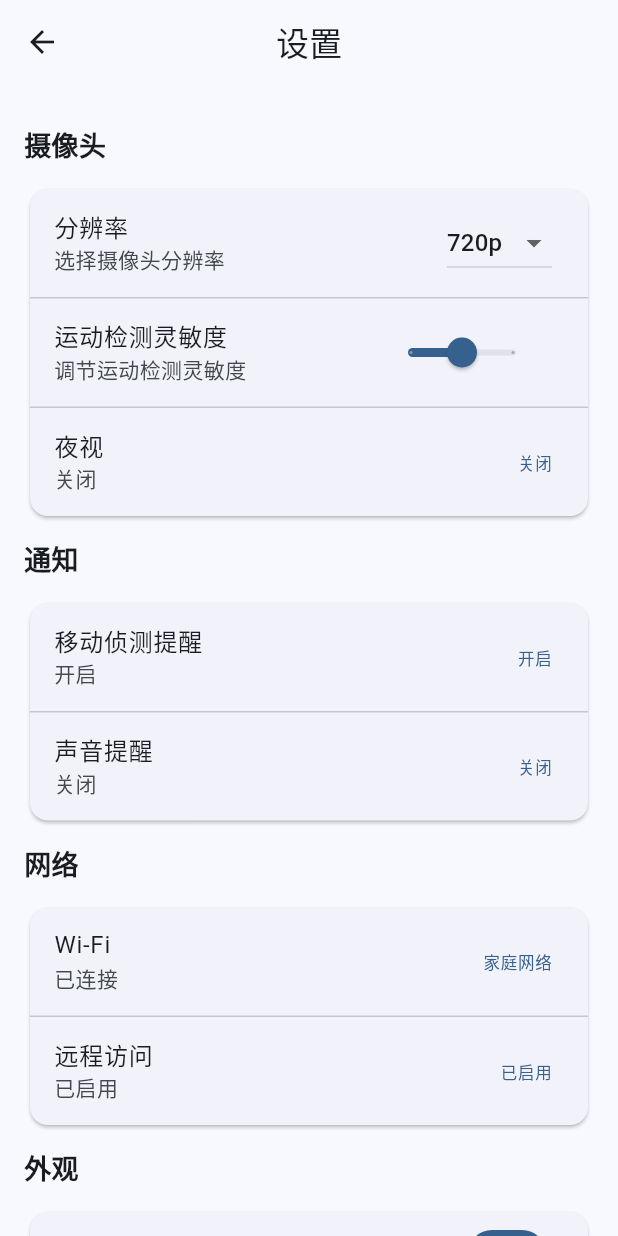
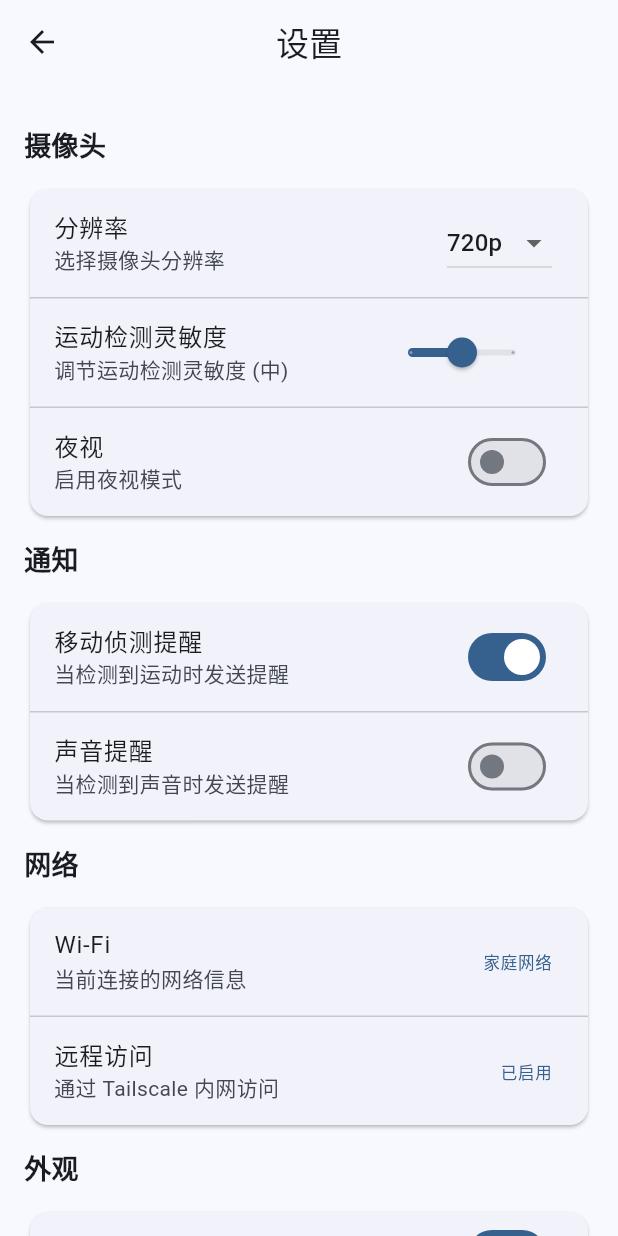
Before and after one commit to Tinnci/pocket_patrol, a Flutter app: the SettingsScreen screen opened directly, on a phone screen of 412 x 824 dp. Run offline on Flutter 3.47's test engine with Material 3 defaults, Android fonts, the phone set to English and light mode, and no system bars; our stand-ins replace camera, qr_flutter, shared_preferences, shelf, video_player; missing offline and left inert: flutter_webrtc, shelf_router; accounts and stored records are empty; statements that could not run were skipped.

Commit message:
优化设置功能：在 SettingsViewModel 中新增分辨率、运动检测灵敏度、夜视模式、移动侦测提醒和声音提醒的管理；更新 CameraService 支持分辨率和夜视模式设置；在 LiveViewScreen 和 SettingsScreen 中绑定设置项，提升用户体验和交互性。

```diff
--- a/lib/screens/settings_screen.dart
+++ b/lib/screens/settings_screen.dart
@@ -30,18 +30,20 @@ class SettingsScreen extends StatelessWidget {
                   subtitle: const Text('选择摄像头分辨率'),
                   trailing: DropdownButton<String>(
                     value: viewModel.resolution,
-                    items: [
+                    items: const [
                       DropdownMenuItem(value: '720p', child: Text('720p')),
                       DropdownMenuItem(value: '1080p', child: Text('1080p')),
                       DropdownMenuItem(value: '4K', child: Text('4K')),
                     ],
-                    onChanged: (v) => viewModel.setResolution(v!),
+                    onChanged: (v) {
+                      if (v != null) viewModel.setResolution(v);
+                    },
                   ),
                 ),
                 const Divider(height: 1),
                 ListTile(
                   title: const Text('运动检测灵敏度'),
-                  subtitle: const Text('调节运动检测灵敏度'),
+                  subtitle: Text('调节运动检测灵敏度 (${viewModel.motionSensitivityLabel})'),
                   trailing: SizedBox(
                     width: 120,
                     child: Slider(
@@ -57,8 +59,11 @@ class SettingsScreen extends StatelessWidget {
                 const Divider(height: 1),
                 ListTile(
                   title: const Text('夜视'),
-                  subtitle: const Text('关闭'),
-                  trailing: Text('关闭', style: TextStyle(color: colorScheme.primary)),
+                  subtitle: const Text('启用夜视模式'),
+                  trailing: Switch(
+                    value: viewModel.isNightVisionEnabled,
+                    onChanged: (v) => viewModel.setNightVisionEnabled(v),
+                  ),
                 ),
               ],
             ),
@@ -70,14 +75,20 @@ class SettingsScreen extends StatelessWidget {
               children: [
                 ListTile(
                   title: const Text('移动侦测提醒'),
-                  subtitle: const Text('开启'),
-                  trailing: Text('开启', style: TextStyle(color: colorScheme.primary)),
+                  subtitle: const Text('当检测到运动时发送提醒'),
+                  trailing: Switch(
+                    value: viewModel.isMotionDetectionRemindEnabled,
+                    onChanged: (v) => viewModel.setMotionDetectionRemindEnabled(v),
+                  ),
                 ),
                 const Divider(height: 1),
                 ListTile(
                   title: const Text('声音提醒'),
-                  subtitle: const Text('关闭'),
-                  trailing: Text('关闭', style: TextStyle(color: colorScheme.primary)),
+                  subtitle: const Text('当检测到声音时发送提醒'),
+                  trailing: Switch(
+                    value: viewModel.isSoundRemindEnabled,
+                    onChanged: (v) => viewModel.setSoundRemindEnabled(v),
+                  ),
                 ),
               ],
             ),
@@ -89,13 +100,13 @@ class SettingsScreen extends StatelessWidget {
               children: [
                 ListTile(
                   title: const Text('Wi-Fi'),
-                  subtitle: const Text('已连接'),
+                  subtitle: const Text('当前连接的网络信息'),
                   trailing: Text('家庭网络', style: TextStyle(color: colorScheme.primary)),
                 ),
                 const Divider(height: 1),
                 ListTile(
                   title: const Text('远程访问'),
-                  subtitle: const Text('已启用'),
+                  subtitle: const Text('通过 Tailscale 内网访问'),
                   trailing: Text('已启用', style: TextStyle(color: colorScheme.primary)),
                 ),
               ],
```
Also changed, not shown: lib/main.dart (+15 -6 lines), lib/screens/live_view_screen.dart (+15 -3 lines), lib/services/camera_service.dart (+36 -1 lines), lib/services/settings_service.dart (+68 -0 lines), lib/viewmodels/settings_viewmodel.dart (+98 -6 lines), 2 other files.
